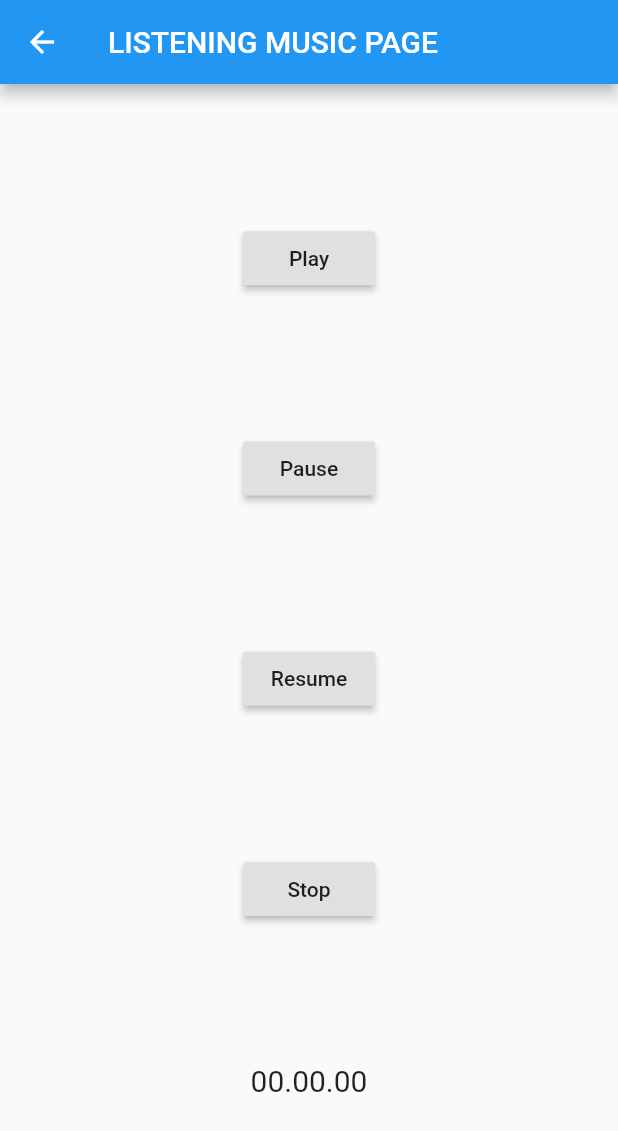
After one commit to wikugw/belajar-flutter, a Flutter app: the MainPage screen opened directly, after a tap on "GO TO PLAY MUSIC PAGE", on a phone screen of 412 x 824 dp. The commit adds this screen. Shown: the top 1131 px of the screen. Run offline on Flutter 3.47's test engine with Material 2 defaults, Android fonts, the phone set to English and light mode, and no system bars; our stand-ins replace audioplayers, qr_flutter.

Commit message:
tambah halaman main musik

```diff
--- a/lib/main_page.dart
+++ b/lib/main_page.dart
@@ -7,6 +7,7 @@ import 'package:hello_world/gradient_opacity_masking.dart';
 import 'package:hello_world/hero_page.dart';
 import 'package:hello_world/inkwell_button_page.dart';
 import 'package:hello_world/media_query_page.dart';
+import 'package:hello_world/play_music_page.dart';
 import 'package:hello_world/qr_code_page.dart';
 import 'package:hello_world/second_page.dart';
 import 'package:hello_world/card_page.dart';
@@ -141,6 +142,14 @@ class MainPage extends StatelessWidget {
                   }));
                 },
                 child: Text('GO TO GRADIENT OPACITY MASKING PAGE'),
+              ),
+              RaisedButton(
+                onPressed: (){
+                  Navigator.push(context, MaterialPageRoute(builder: (context){
+                    return PlayMusicPage();
+                  }));
+                },
+                child: Text('GO TO PLAY MUSIC PAGE'),
               )
             ],
         ),
--- /dev/null
+++ b/lib/play_music_page.dart
@@ -0,0 +1,89 @@
+import 'package:flutter/material.dart';
+import 'package:audioplayers/audioplayers.dart';
+
+class PlayMusicPage extends StatefulWidget {
+  @override
+  _PlayMusicPageState createState() => _PlayMusicPageState();
+}
+
+class _PlayMusicPageState extends State<PlayMusicPage> {
+
+  AudioPlayer audioPlayer;
+  String durasi = '00.00.00';
+
+  _PlayMusicPageState() {
+    audioPlayer = AudioPlayer();
+
+    audioPlayer.onAudioPositionChanged.listen((duration) {
+      setState(() {
+        durasi = duration.toString();
+      });
+    });
+
+    audioPlayer.setReleaseMode(ReleaseMode.LOOP);
+  }
+
+  void playSound(String url) async {
+    await audioPlayer.seek(Duration(seconds: 30));
+    await audioPlayer.play(url);
+  }
+
+  void pauseSound() async {
+    await audioPlayer.pause();
+  }
+
+  void resumeSound() async {
+    await audioPlayer.resume();
+  }
+
+  void stopSound() async {
+    await audioPlayer.stop();
+  }
+
+
+  @override
+  Widget build(BuildContext context) {
+    return Scaffold(
+      appBar: AppBar(
+        title: Text('LISTENING MUSIC PAGE')
+      ),
+      body: Center(
+        child: Column(
+          mainAxisAlignment: MainAxisAlignment.spaceEvenly,
+          children: [
+            RaisedButton(
+              onPressed: (){
+                playSound('https://www.soundhelix.com/examples/mp3/SoundHelix-Song-1.mp3');
+              },
+              child: Text('Play'),
+            ),
+            RaisedButton(
+              onPressed: (){
+                pauseSound();
+              },
+              child: Text('Pause'),
+            ),
+            RaisedButton(
+              onPressed: (){
+                resumeSound();
+              },
+              child: Text('Resume'),
+            ),
+            RaisedButton(
+              onPressed: (){
+                stopSound();
+              },
+              child: Text('Stop'),
+            ),
+            Text(
+              durasi,
+              style: TextStyle(
+                fontSize: 20
+              ),
+            ),
+          ],
+        ),
+      ),
+    );
+  }
+}
--- a/pubspec.yaml
+++ b/pubspec.yaml
@@ -29,6 +29,7 @@ dependencies:
   # Use with the CupertinoIcons class for iOS style icons.
   cupertino_icons: ^1.0.0
   qr_flutter: ^3.1.0
+  audioplayers: ^0.17.4
 
 dev_dependencies:
   flutter_test:
```
Also changed, not shown: pubspec.lock, 1 other file.
